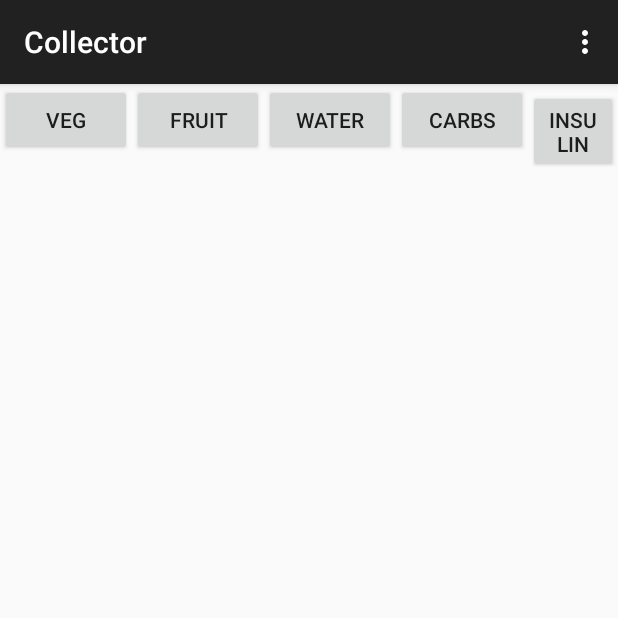
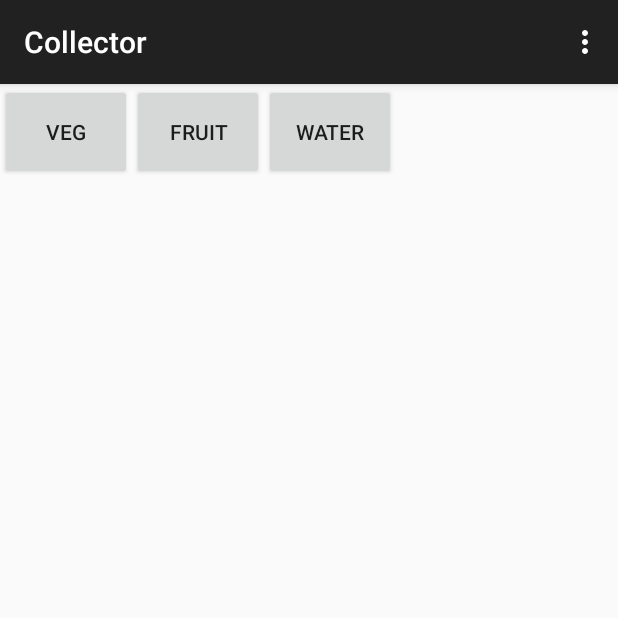
Before and after one commit to avh4/trackitall-android, an Android app: the MainActivity screen opened directly, with no data from a screen before it, on a phone screen of 412 x 824 dp, the top half of it. Run offline under Robolectric (Android 15) with nearby library versions, the phone set to English and light mode, and no system bars; libraries missing offline, so code that uses them is left out: com.dropbox.sync; 1 statement that could not run was skipped.

Commit message:
Update UI styles

```diff
--- a/app/src/main/java/net/avh4/trackitall/notification/NotificationBarService.java
+++ b/app/src/main/java/net/avh4/trackitall/notification/NotificationBarService.java
@@ -42,6 +42,8 @@ public class NotificationBarService extends Service {
                 .setSmallIcon(R.drawable.ic_launcher)
                 .setContent(views)
                 .setPriority(Notification.PRIORITY_MIN)
+                .setAutoCancel(false)
+                .setOngoing(true)
                 .build();
 
         DropboxStore.getStore().addSyncStatusListener(new DbxDatastore.SyncStatusListener() {
--- a/app/src/main/res/layout/activity_main.xml
+++ b/app/src/main/res/layout/activity_main.xml
@@ -8,28 +8,18 @@
             android:layout_height="wrap_content">
         <Button
                 android:layout_width="wrap_content"
-                android:layout_height="wrap_content"
+                android:layout_height="64dp"
                 android:text="@string/type_vegetables_label"
                 android:id="@+id/btn_veg"/>
         <Button
                 android:layout_width="wrap_content"
-                android:layout_height="wrap_content"
+                android:layout_height="64dp"
                 android:text="@string/type_fruit_label"
                 android:id="@+id/btn_fruit"/>
         <Button
                 android:layout_width="wrap_content"
-                android:layout_height="wrap_content"
+                android:layout_height="64dp"
                 android:text="@string/type_water_label"
                 android:id="@+id/btn_water"/>
-        <Button
-                android:layout_width="wrap_content"
-                android:layout_height="wrap_content"
-                android:text="Carbs"
-                android:id="@+id/btn_carbs"/>
-        <Button
-                android:layout_width="wrap_content"
-                android:layout_height="wrap_content"
-                android:text="Insulin"
-                android:id="@+id/btn_insulin"/>
     </LinearLayout>
 </LinearLayout>
--- a/app/src/main/res/layout/remote_notification_bar.xml
+++ b/app/src/main/res/layout/remote_notification_bar.xml
@@ -3,25 +3,29 @@
 <LinearLayout xmlns:android="http://schemas.android.com/apk/res/android"
               android:orientation="horizontal"
               android:layout_width="match_parent"
-              android:layout_height="match_parent">
+              style="?android:attr/buttonBarStyle"
+              android:layout_height="64dp">
 
     <Button
             android:layout_width="wrap_content"
             android:layout_height="match_parent"
             android:text="@string/type_vegetables_label"
             android:id="@+id/btn_veg"
+            style="?android:attr/buttonBarButtonStyle"
             />
     <Button
             android:layout_width="wrap_content"
             android:layout_height="match_parent"
             android:text="@string/type_fruit_label"
             android:id="@+id/btn_fruit"
+            style="?android:attr/buttonBarButtonStyle"
             />
     <Button
             android:layout_width="wrap_content"
             android:layout_height="match_parent"
             android:text="@string/type_water_label"
             android:id="@+id/btn_water"
+            style="?android:attr/buttonBarButtonStyle"
             />
 
 </LinearLayout>
```
